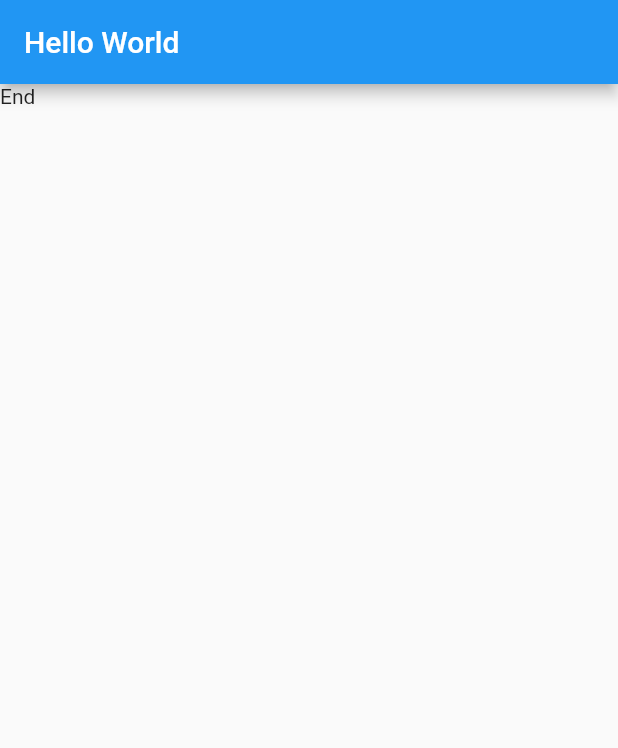
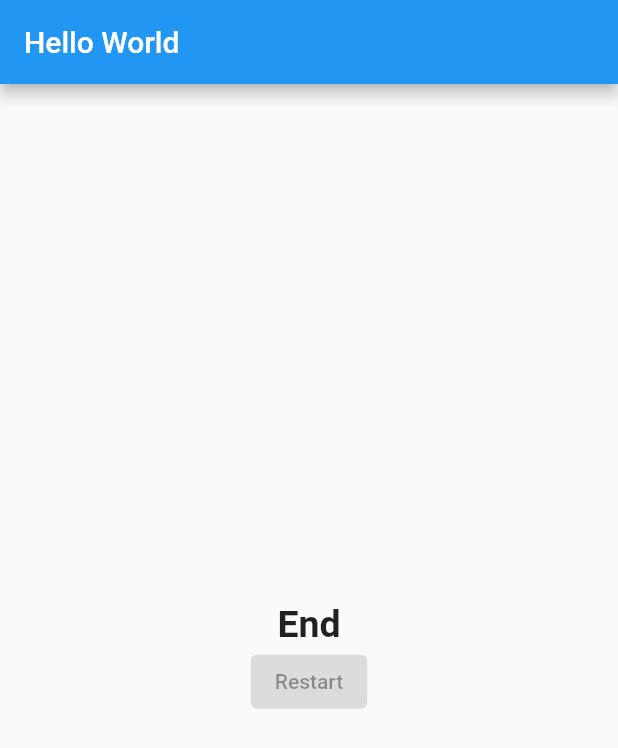
Before and after one commit to pauIbanez/ShoppingList, a Flutter app: the screen it shows after launch, after a tap on "Barcelona", after a tap on "Cat", on a phone screen of 412 x 824 dp. Shown: the top 748 px of the screen. Run offline on Flutter 3.47's test engine with Material 2 defaults, Android fonts, the phone set to English and light mode, and no system bars.

Commit message:
added quizz end screen

```diff
--- a/lib/widgets/Quiz/Quiz.dart
+++ b/lib/widgets/Quiz/Quiz.dart
@@ -2,6 +2,7 @@
 
 
 import 'package:first_app/data/questions.dart';
+import 'package:first_app/widgets/QuizEnd/QuizEnd.dart';
 import 'package:first_app/widgets/QuizStage/QuizStage.dart';
 import 'package:flutter/material.dart';
 
@@ -34,7 +35,9 @@ class _QuizState extends State<Quiz> {
       QuizStage(
         onAnswerPress: _answerQuestion,
         questionIndex: _questionIndex
-      ) : Text("End");
+      )
+      :
+      QuizEnd();
 
     return  widgetToRender;
   }
--- /dev/null
+++ b/lib/widgets/QuizEnd/QuizEnd.dart
@@ -0,0 +1,24 @@
+
+import 'package:flutter/material.dart';
+
+class QuizEnd extends StatelessWidget {
+
+
+  @override
+  Widget build(BuildContext context) {
+    return Container(
+      alignment: Alignment.center,
+      margin: EdgeInsets.all(30),
+      child: Column(
+        mainAxisAlignment: MainAxisAlignment.center,
+        children: [
+          Text("End",
+            style: TextStyle(fontSize: 25, fontWeight: FontWeight.bold),
+            // textAlign: TextAlign.center
+            ),
+          ElevatedButton(onPressed: null, child: Text("Restart"))
+        ],
+      ),
+    );
+  }
+}
```
